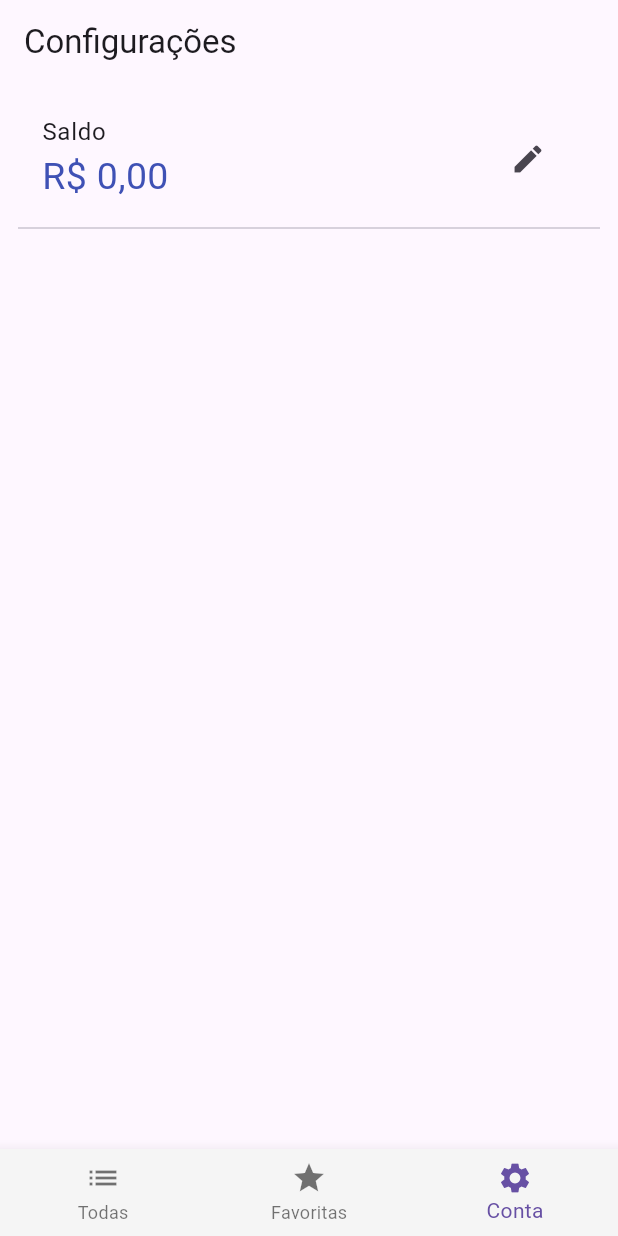
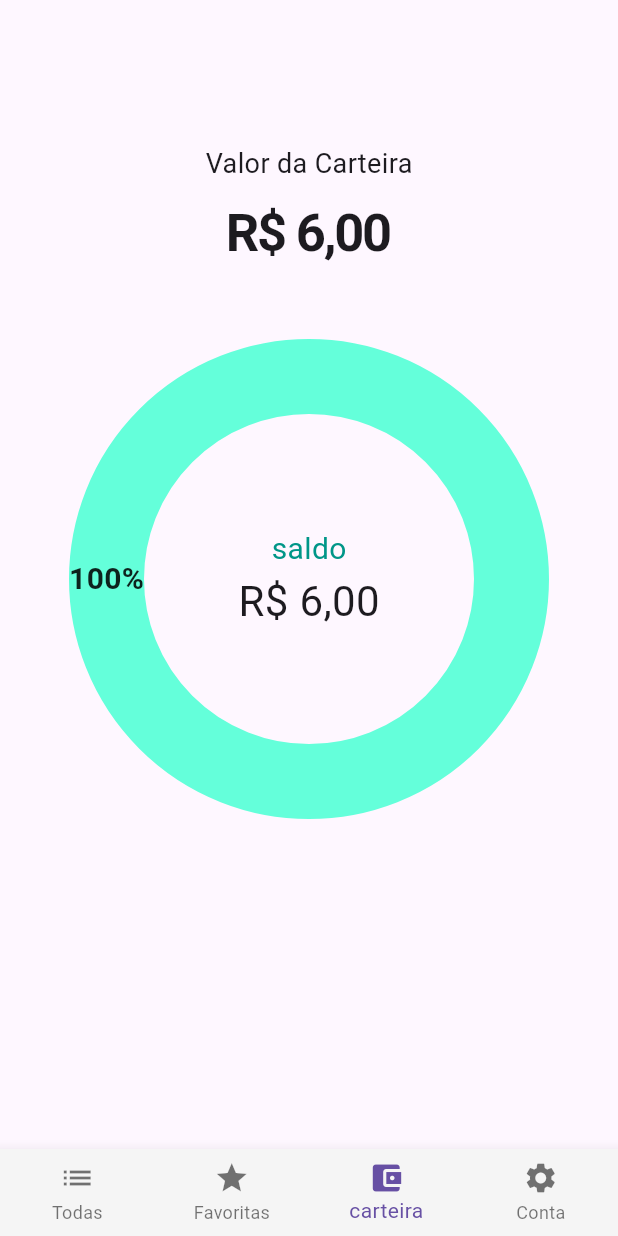
Before and after one commit to Romariolima99/cryptocurrencies, a Flutter app: the screen it shows after launch, swiped to page 3, on a phone screen of 412 x 824 dp. Run offline on Flutter 3.47's test engine with Material 3 defaults, Android fonts, the phone set to English and light mode, and no system bars; drawn by our look-alikes of fl_chart; our stand-ins replace shared_preferences, sqflite; accounts and stored records are empty; statements that could not run were skipped.

Commit message:
Adicionar Gráficos no Aplicativo

```diff
--- /dev/null
+++ b/lib/pages/carteira_page.dart
@@ -0,0 +1,173 @@
+import 'package:cripto/configs/app_setings.dart';
+import 'package:cripto/models/posicao.dart';
+import 'package:cripto/repositories/conta_repository.dart';
+import 'package:fl_chart/fl_chart.dart';
+import 'package:flutter/material.dart';
+import 'package:intl/intl.dart';
+import 'package:provider/provider.dart';
+
+class CarteiraPage extends StatefulWidget {
+  const CarteiraPage({super.key});
+
+  @override
+  State<CarteiraPage> createState() => _CarteiraPageState();
+}
+
+class _CarteiraPageState extends State<CarteiraPage> {
+  int index = 0;
+  double totalCarteira = 0;
+  double saldo = 0;
+  late NumberFormat real;
+  late ContaRepository conta;
+
+  String graficoLabel = '';
+  double graficoValor = 0;
+  List<Posicao> carteira = [];
+
+  @override
+  Widget build(BuildContext context) {
+    conta = context.watch<ContaRepository>();
+    final loc = context.read<AppSetings>().locale;
+    real = NumberFormat.currency(locale: loc['locale'], name: loc['name']);
+    saldo = conta.saldo;
+
+    setTotalCarteira();
+
+    return Scaffold(
+      // Removi o 'const' daqui
+      body: SingleChildScrollView(
+        padding: const EdgeInsets.only(top: 48),
+        child: Column(
+          mainAxisAlignment: MainAxisAlignment.center,
+          children: [
+            const Padding(
+              padding: EdgeInsets.only(top: 48, bottom: 8),
+              child: Text(
+                'Valor da Carteira',
+                style: TextStyle(fontSize: 18),
+              ),
+            ),
+            Text(
+              real.format(
+                  totalCarteira), // Aqui, 'real' já pode ser usado sem o 'const'
+              style: const TextStyle(
+                fontSize: 35,
+                fontWeight: FontWeight.bold,
+                letterSpacing: -1.5,
+              ),
+            ),
+            loadGrafico(),
+          ],
+        ),
+      ),
+    );
+  }
+
+  setTotalCarteira() {
+    final carteiraList = conta.carteira;
+    setState(() {
+      totalCarteira = conta.saldo;
+      for (var posicao in carteiraList) {
+        totalCarteira += posicao.moeda.preco * posicao.quantidade;
+      }
+    });
+  }
+
+setGraficoDados(int index) {
+  if (index < 0 ) return; // Adicione esta verificação
+
+  if (index == carteira.length) {
+    graficoLabel = 'saldo';
+    graficoValor = conta.saldo;
+  } else {
+    graficoLabel = carteira[index].moeda.nome;
+    graficoValor = carteira[index].moeda.preco * carteira[index].quantidade;
+  }
+}
+
+
+loadCarteira() {
+  carteira = conta.carteira; // Certifique-se de carregar a carteira aqui
+  setGraficoDados(index);
+  final tamanhoLista = carteira.length; // Remova o +1
+
+  return List.generate(tamanhoLista + 1, (i) { // Adicione 1 aqui
+    final isTouched = i == index;
+    final isSaldo = i == tamanhoLista; // Verifique se é o saldo
+
+    double porcentagem = 0;
+
+    if (isSaldo) {
+      porcentagem = conta.saldo / totalCarteira; // Aqui você não acessa carteira[i]
+    } else {
+      porcentagem = (carteira[i].moeda.preco * carteira[i].quantidade) / totalCarteira;
+    }
+    porcentagem *= 100;
+
+    return PieChartSectionData(
+      color: isTouched ? Colors.tealAccent : Colors.tealAccent[400],
+      value: porcentagem,
+      title: '${porcentagem.toStringAsFixed(0)}%',
+      radius: 50.0,
+      titleStyle: TextStyle(
+        fontSize: isTouched ? 20.0 : 20.0,
+        fontWeight: FontWeight.bold,
+        color: Colors.black87,
+      ),
+    );
+  });
+}
+
+
+  loadGrafico() {
+    return (conta.saldo < 0)
+        ? Container(
+            width: MediaQuery.of(context).size.width,
+            height: 200,
+            child: const Center(
+              child: CircularProgressIndicator(),
+            ),
+          )
+        : Stack(
+            alignment: Alignment.center,
+            children: [
+              AspectRatio(
+                aspectRatio: 1,
+                child: PieChart(PieChartData(
+                    sectionsSpace: 5,
+                    centerSpaceRadius: 110,
+                    sections: loadCarteira(),
+                    pieTouchData: PieTouchData(
+                      touchCallback: (FlTouchEvent event,
+                          PieTouchResponse? pieTouchResponse) {
+                        setState(() {
+                          if (pieTouchResponse != null &&
+                              pieTouchResponse.touchedSection != null) {
+                            index = pieTouchResponse
+                                .touchedSection!.touchedSectionIndex;
+                          }
+                        });
+                      },
+                    ))),
+              ),
+              Column(
+                children: [
+                  Text(
+                    graficoLabel,
+                    style: const TextStyle(
+                      fontSize: 20,
+                      color: Colors.teal,
+                    ),
+                  ),
+                  Text(
+                    real.format(graficoValor),
+                    style: const TextStyle(
+                      fontSize: 28,
+                    ),
+                  )
+                ],
+              )
+            ],
+          );
+  }
+}
--- a/lib/pages/home_page.dart
+++ b/lib/pages/home_page.dart
@@ -1,4 +1,5 @@
 import 'package:cripto/pages/Configuracoes_page.dart';
+import 'package:cripto/pages/carteira_page.dart';
 import 'package:cripto/pages/favoritas_page.dart';
 import 'package:cripto/pages/moedas_page.dart';
 import 'package:flutter/material.dart';
@@ -34,15 +35,19 @@
     children: [
       MoedasPage(),
       FavoritasPage(),
+      CarteiraPage(),
       ConfiguracoesPage(),
+
     ],
     onPageChanged: setPaginAtual,
      ),
      bottomNavigationBar: BottomNavigationBar(
       currentIndex: paginaAtual,
+      type: BottomNavigationBarType.fixed,
       items: const [
         BottomNavigationBarItem(icon: Icon(Icons.list), label: 'Todas'),
         BottomNavigationBarItem(icon: Icon(Icons.star), label: 'Favoritas'),
+        BottomNavigationBarItem(icon: Icon(Icons.account_balance_wallet), label: 'carteira'),
         BottomNavigationBarItem(icon: Icon(Icons.settings), label: 'Conta'),
       ],
       onTap: (pagina){
--- a/lib/repositories/conta_repository.dart
+++ b/lib/repositories/conta_repository.dart
@@ -5,8 +5,8 @@
 
 class ContaRepository extends ChangeNotifier {
   late Database db;
-  List<Posicao> _carteira = [];
-  double _saldo = 0;
+  final List<Posicao> _carteira = [];
+  double _saldo = 6;
 
   get saldo => _saldo;
 
--- a/pubspec.yaml
+++ b/pubspec.yaml
@@ -37,6 +37,7 @@
   # hive_flutter: ^1.1.0
   # path_provider: ^2.0.2
   sqflite:  ^2.0.0+3
+  fl_chart: ^0.69.0
 
 
   # The following adds the Cupertino Icons font to your application.
```
Also changed, not shown: pubspec.lock, 5 other files.
